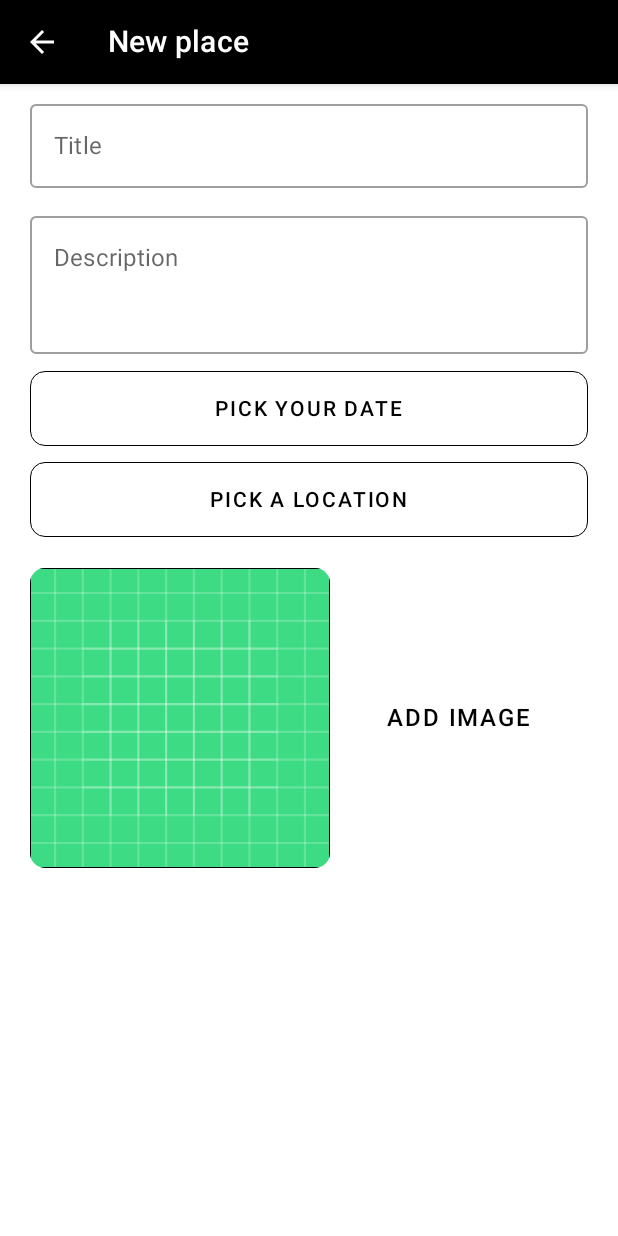
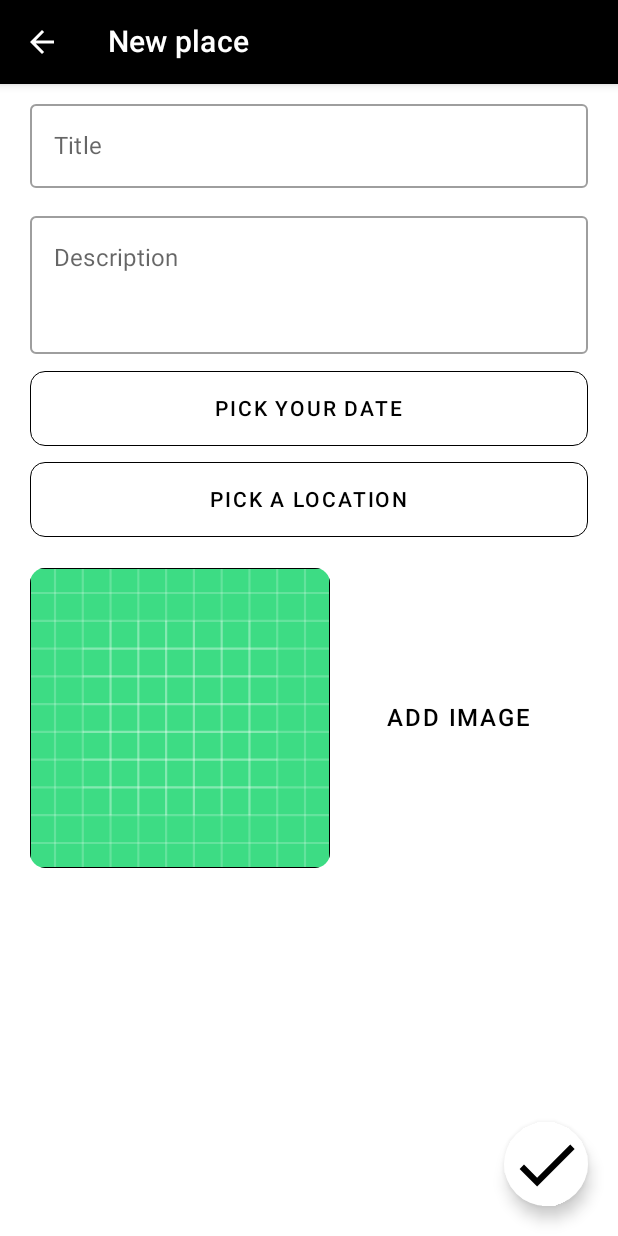
Before and after one commit to dolgovv/CastingPlaces, an Android app built with Jetpack Compose: the @Preview function FullPreview, on a phone screen of 412 x 824 dp. Run offline under Robolectric (Android 15) with nearby library versions, the phone set to English and light mode, and no system bars.

Commit message:
Preparing for a "New card" feature
Added:
- global valuables for a new card and it`s tests
- Float button for accepting a new card
- getCard, updateCard, newCard and getAllCards methods for SQLiteHelper

Fixed:
- "Card" class
- Setting a bitmap of a chosen pic
- Preview

```diff
--- a/app/src/main/java/com/example/castingplaces/CardInfoPickerScreen.kt
+++ b/app/src/main/java/com/example/castingplaces/CardInfoPickerScreen.kt
@@ -23,7 +23,9 @@ import androidx.compose.foundation.layout.*
 import androidx.compose.foundation.shape.RoundedCornerShape
 import androidx.compose.material.*
 import androidx.compose.material.icons.Icons
+import androidx.compose.material.icons.filled.Add
 import androidx.compose.material.icons.filled.ArrowBack
+import androidx.compose.material.icons.filled.Done
 import androidx.compose.runtime.*
 import androidx.compose.ui.Alignment
 import androidx.compose.ui.Modifier
@@ -41,19 +43,24 @@ import androidx.core.content.FileProvider
 import androidx.navigation.NavController
 import androidx.navigation.compose.rememberNavController
 import com.example.castingplaces.ui.theme.CastingPlacesTheme
+import java.io.ByteArrayOutputStream
 import java.io.File
 import java.util.*
 
+var mCardName = ""
+var mCardDescription = ""
+var mCardDate = ""
+var mCardLocation = ""
+var mCardBitmap: Bitmap? = null
+
 @Composable
 fun CardInfoPickerScreen(navController: NavController, cardTitle: String) {
-
     val context = LocalContext.current
 
     var imageUri by remember { mutableStateOf<Uri?>(null) }
-
     val bitmap = remember { mutableStateOf<Bitmap?>(null) }
-
     var hasImage by remember { mutableStateOf(false) }
+    val dialogShowVal = remember { mutableStateOf(false) }
 
     val storageLauncher = rememberLauncherForActivityResult(
         contract = ActivityResultContracts.GetContent()
@@ -68,9 +75,12 @@ fun CardInfoPickerScreen(navController: NavController, cardTitle: String) {
         })
 
     val directory = File(context.filesDir, "images")
-    if (!directory.exists()) { directory.mkdirs() }
+    /** IMPORTANT TO ADD IT BEFORE RELEASE */
+    //if (!directory.exists()) { directory.mkdirs() }
 
-    val dialogShowVal = remember { mutableStateOf(false) }
+    val stream = ByteArrayOutputStream()
+   // mCardBitmap?.compress(Bitmap.CompressFormat.JPEG, 0, stream)
+    val cardImage = stream.toByteArray()
 
     Surface(
         modifier = Modifier.fillMaxSize(),
@@ -96,6 +106,8 @@ fun CardInfoPickerScreen(navController: NavController, cardTitle: String) {
                         Icon(Icons.Filled.ArrowBack, contentDescription = null)
                     } } )
 
+
+
             Column(
                 modifier = Modifier
                     .fillMaxHeight(0.4f)
@@ -113,7 +125,10 @@ fun CardInfoPickerScreen(navController: NavController, cardTitle: String) {
                             val source = ImageDecoder
                                 .createSource(context.contentResolver, it)
                             bitmap.value = ImageDecoder.decodeBitmap(source)
+                         mCardBitmap = bitmap.value
                             hasImage = false
+                            Log.d("DATA RECEIVE FROM COMPOSABLES: ",
+                                "mCardBitmap is $mCardBitmap")
                         } } }
 
                 if (dialogShowVal.value) {
@@ -175,10 +190,11 @@ fun CardInfoPickerScreen(navController: NavController, cardTitle: String) {
                     ) {
 
                         if (bitmap.value != null) {
+                            bitmap.value?.let { btm ->
+                                PickedImage(bitmap = btm)
+                              //  mCardBitmap = btm
 
-                            bitmap.value?.let { btm ->
-
-                                PickedImage(bitmap = btm) }
+                            }
                         } else {
                             DefaultImage()
                         } }
@@ -194,7 +210,23 @@ fun CardInfoPickerScreen(navController: NavController, cardTitle: String) {
                         ButtonAddImage(
                             dialogShow = {
                                 dialogShowVal.value = true
-                            } ) } } } } } }
+                            } ) } }
+                Column(modifier = Modifier
+                    .fillMaxHeight()
+                    .fillMaxWidth()
+                    .padding(bottom = 20.dp),
+                    verticalArrangement = Arrangement.Bottom,
+                    horizontalAlignment = Alignment.End
+                ) {
+                    ButtonNewCard {
+                        saveTheCard()
+                    }
+                } } } } }
+
+fun saveTheCard(){
+
+
+}
 
 
 /** BUTTONS */
@@ -222,7 +254,9 @@ fun DatePickerButton() {
     val currentMonth = calendar.get(Calendar.MONTH)
     val currentDay = calendar.get(Calendar.DAY_OF_MONTH)
 
-    val pickedDate = mutableStateOf("PICK YOUR DATE")
+    val pickedDate = remember {
+        mutableStateOf("PICK YOUR DATE")
+    }
     var buttonText by pickedDate
 
     val dpd = DatePickerDialog(
@@ -230,7 +264,9 @@ fun DatePickerButton() {
         DatePickerDialog.OnDateSetListener { _, slctdyear, slctdmonth, slctddayOfMonth ->
 
             buttonText = "$slctddayOfMonth/${slctdmonth + 1}/$slctdyear"
-
+            mCardDate = buttonText
+            Log.d("DATA RECEIVE FROM COMPOSABLES: ",
+                "mCardDate is $mCardDate")
         },
         currentYear,
         currentMonth,
@@ -320,7 +356,10 @@ fun TextFields(isLong: Boolean, title: String) {
                 .fillMaxWidth()
                 .height(100.dp),
             value = cardDescription,
-            onValueChange = { cardDescription = it },
+            onValueChange = { cardDescription = it
+                mCardDescription = cardDescription
+                Log.d("DATA RECEIVE FROM COMPOSABLES: ",
+                    "mCardDescription is $mCardDescription")},
             singleLine = false,
             label = { Text(text = title) } )
 
@@ -330,9 +369,12 @@ fun TextFields(isLong: Boolean, title: String) {
                 .fillMaxWidth(),
             value = cardTitle,
             onValueChange = {
-                cardTitle = if (it.length <= 20) {
-                    it
-                } else cardTitle
+                if (it.length <= 20){
+                    cardTitle = it
+                    mCardName = cardTitle
+                    Log.d("DATA RECEIVE FROM COMPOSABLES: ",
+                        "mCardName is $mCardName")
+                } else cardTitle = cardTitle
             },
             singleLine = true,
             label = {
@@ -397,16 +439,37 @@ fun DefaultImage() {
                 border = BorderStroke(
                     Dp.Hairline,
                     MaterialTheme.colors.onSurface
-                ) ) ) }
+                )
+            ) ) }
+
+@Composable
+fun ButtonNewCard(saveCard: () -> Unit) {
+    val mainContext = LocalContext.current
+    FloatingActionButton(
+        onClick = {
+
+        },
+        backgroundColor = MaterialTheme.colors.surface,
+    ) {
+        Icon(
+            Icons.Filled.Done, contentDescription = null,
+            modifier = Modifier
+                .size(50.dp),
+            contentColorFor(backgroundColor = MaterialTheme.colors.surface)
+        )
+    }
+}
+
+
 
 /** ======= PREVIEWS ======= */
 
-@Preview(showBackground = true, uiMode = Configuration.UI_MODE_NIGHT_YES)
-@Preview(showBackground = true)
+//@Preview(showBackground = true, uiMode = Configuration.UI_MODE_NIGHT_YES)
+@Preview//(showBackground = true)
 @Composable
 fun FullPreview() {
     CastingPlacesTheme {
-        CardInfoPickerScreen(navController = rememberNavController(), "Card Info Picker")
+        CardInfoPickerScreen(navController = rememberNavController(), cardTitle ="you" )
     }
 }
 
--- a/app/src/main/java/com/example/castingplaces/MainScreen.kt
+++ b/app/src/main/java/com/example/castingplaces/MainScreen.kt
@@ -34,7 +34,6 @@ import androidx.navigation.NavController
 import androidx.navigation.NavHostController
 import androidx.navigation.compose.rememberNavController
 import com.example.castingplaces.ui.theme.CastingPlacesTheme
-import com.karumi.dexter.Dexter
 import java.util.jar.Manifest
 
 
@@ -85,9 +84,6 @@ fun MainCard(title: String, subtitle: String, navController: NavController) {
             .padding(top = 10.dp)
             .clickable {
                 navController.navigate(route = Screens.CardDetailsScreen.route)
-//                context.startActivity(intent)
-                //navController.navigate(route = Screens.CardDetailsScreen.route)
-
             },
         shape = MaterialTheme.shapes.medium,
         elevation = 5.dp,
--- a/app/src/main/java/com/example/castingplaces/Navigation.kt
+++ b/app/src/main/java/com/example/castingplaces/Navigation.kt
@@ -11,7 +11,7 @@ import androidx.navigation.compose.rememberNavController
 fun Navigation(navController: NavHostController) {
     NavHost(
         navController = navController,
-        startDestination = Screens.CardInfoPickerScreen.route
+        startDestination = Screens.MainScreen.route
 
     ) {
         composable(route = Screens.MainScreen.route) {
```
Also changed, not shown: app/src/main/java/com/example/castingplaces/Card.kt (+19 -12 lines), app/src/main/java/com/example/castingplaces/SQLiteHelper.kt (+59 -4 lines).
